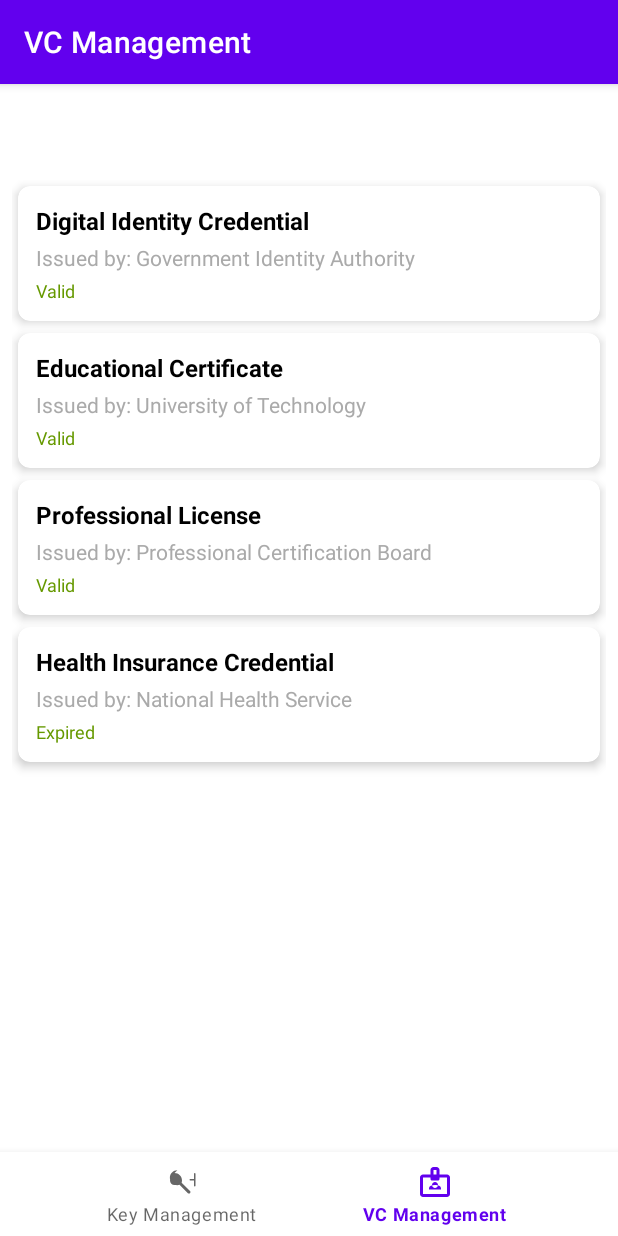
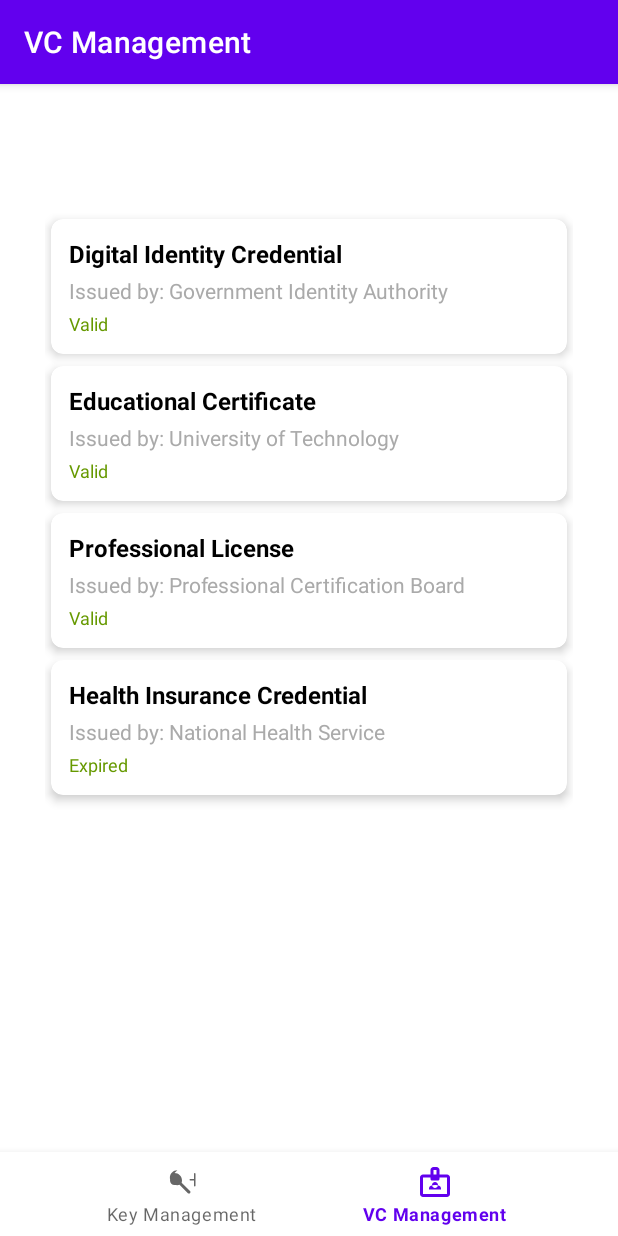
Before and after one commit to yamdan/anastasia, an Android app: the DashboardFragment screen opened through its navigation route, on a phone screen of 412 x 824 dp. Run offline under Robolectric (Android 15) with nearby library versions, the phone set to English and light mode, and no system bars; our stand-ins replace navigation-ui; 3 statements that could not run were skipped.

Commit message:
fix position

```diff
--- a/android/v2/app/src/main/res/layout/fragment_dashboard.xml
+++ b/android/v2/app/src/main/res/layout/fragment_dashboard.xml
@@ -10,8 +10,7 @@
         android:id="@+id/recycler_vc_items"
         android:layout_width="match_parent"
         android:layout_height="match_parent"
-        android:padding="8dp"
-        android:paddingTop="30dp"
+        android:padding="30dp"
         app:layoutManager="androidx.recyclerview.widget.LinearLayoutManager" />
 
 </androidx.coordinatorlayout.widget.CoordinatorLayout>
```
